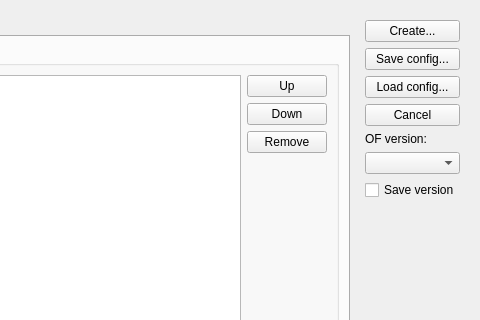
The window that src/extensions/openfoam/isutils/isofCaseBuilder/isofcasebuilderwindow.ui (hkroeger/insightcae) describes before a commit, drawn with Qt 5; both pictures show x 563 to 1043 and y 0 to 320 of the 1043 by 655 pixel window.
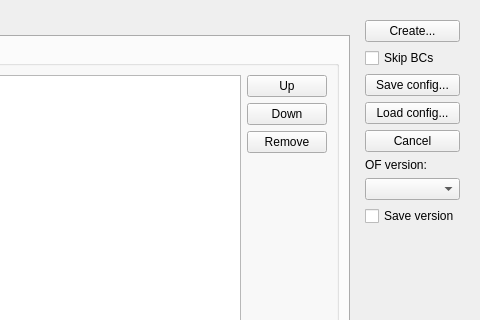
The same window after the commit.

Commit message: Case builder: skip BC creation, if no mesh is present

```diff
--- a/src/extensions/openfoam/isutils/isofCaseBuilder/isofcasebuilderwindow.ui
+++ b/src/extensions/openfoam/isutils/isofCaseBuilder/isofcasebuilderwindow.ui
@@ -253,6 +253,13 @@
         </property>
        </widget>
       </item>
+      <item>
+       <widget class="QCheckBox" name="skipBCswitch">
+        <property name="text">
+         <string>Skip BCs</string>
+        </property>
+       </widget>
+      </item>
       <item>
        <widget class="QPushButton" name="save_btn">
         <property name="text">
```
The commit also changes 3 other files.
